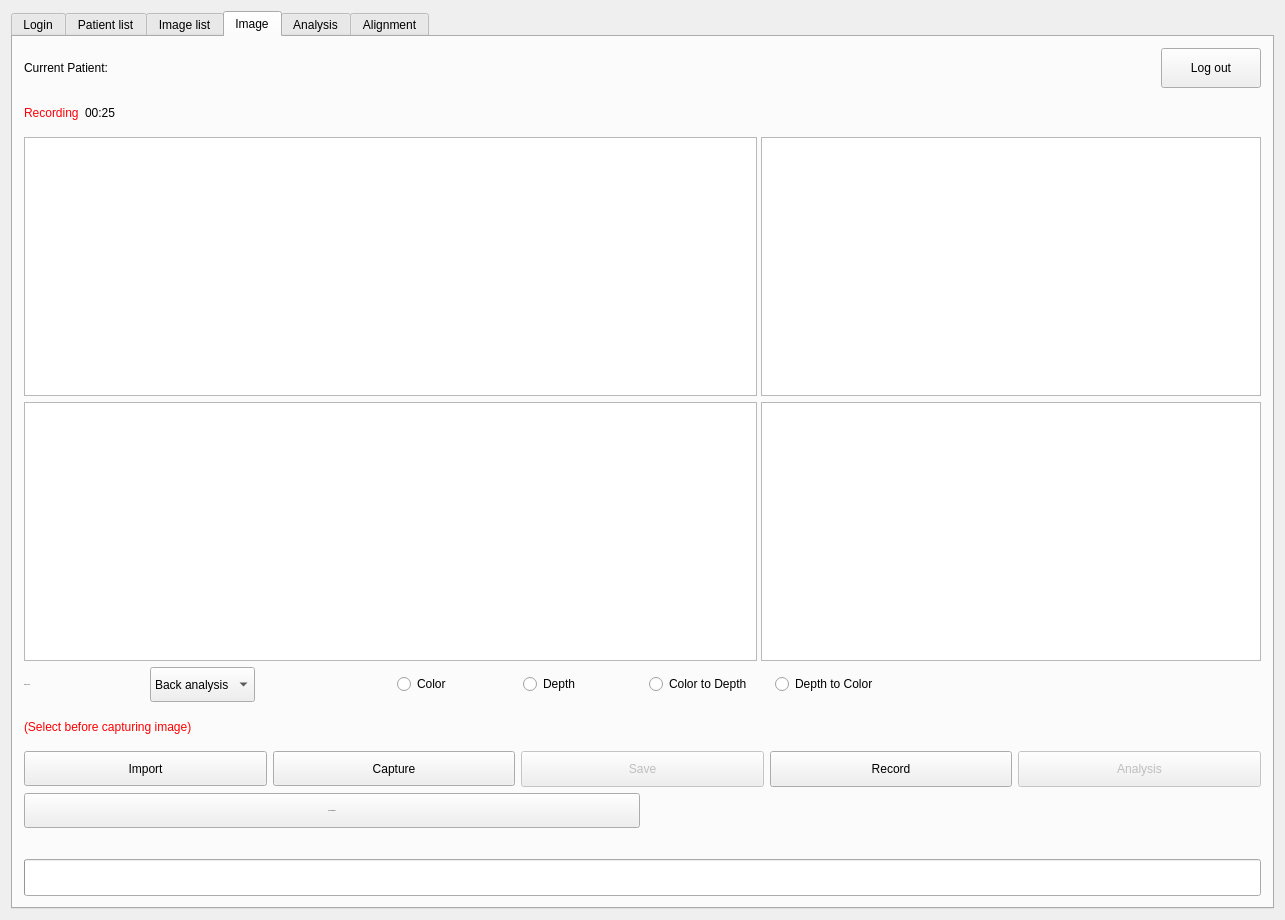
First picture: the form in DesktopApp/desktopapp.ui, repository michaelfong2017/landmark-annotator-desktop, before the edit.
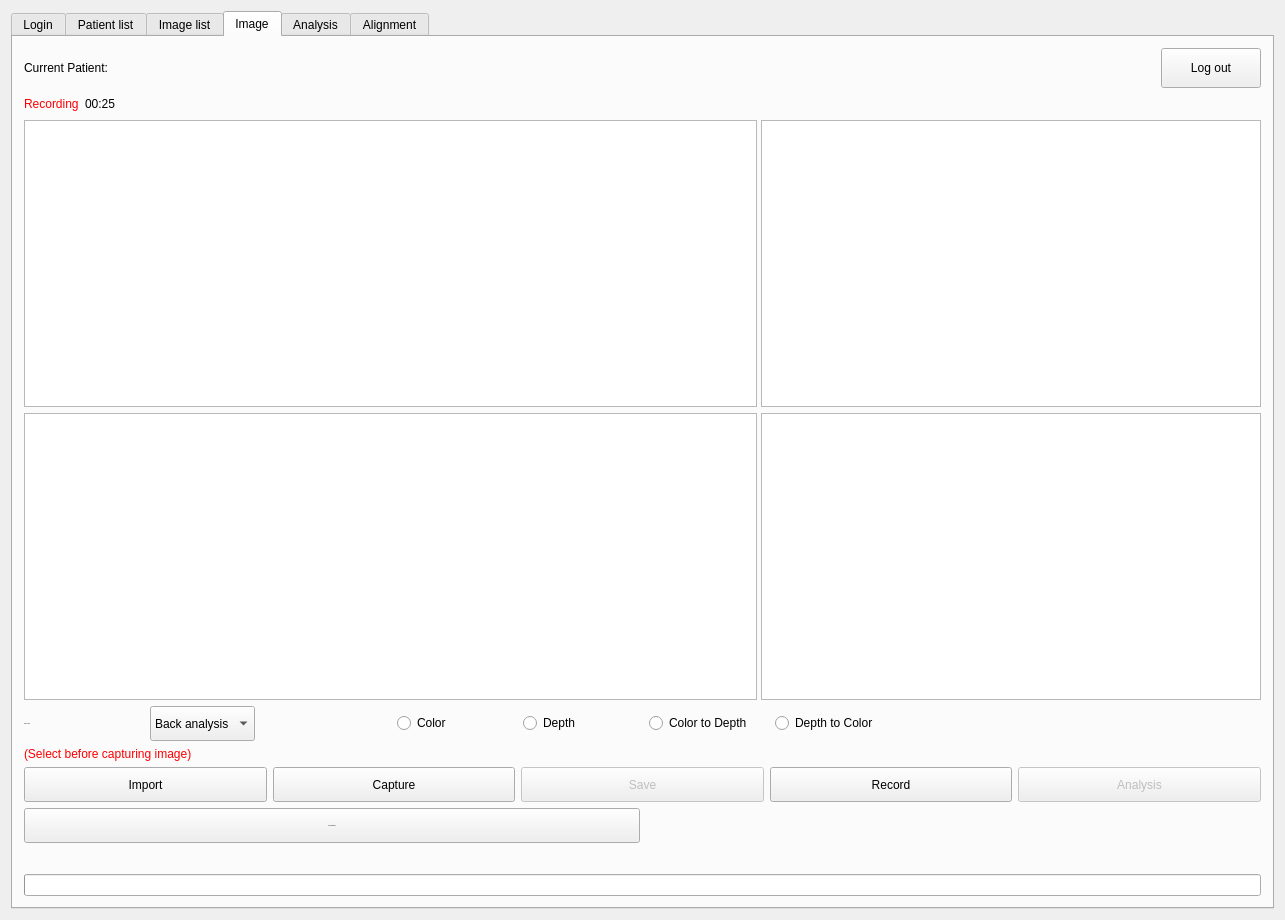
Second picture: the form after the edit. The open tabs and pages were chosen to show the change.

Commit message: - Responsive UI for Capture Tab. - Responsive UI for Analysis Tab.

```diff
--- a/DesktopApp/desktopapp.ui
+++ b/DesktopApp/desktopapp.ui
@@ -888,16 +888,17 @@
       <attribute name="title">
        <string>Image</string>
       </attribute>
-      <layout class="QVBoxLayout" name="verticalLayout_16" stretch="0">
-       <item>
         <layout class="QVBoxLayout" name="verticalLayout">
-         <property name="spacing">
-          <number>6</number>
-         </property>
          <item>
           <layout class="QHBoxLayout" name="horizontalLayout_30">
            <item>
             <widget class="QLabel" name="patientNameInCapture">
+           <property name="sizePolicy">
+            <sizepolicy hsizetype="Preferred" vsizetype="Fixed">
+             <horstretch>0</horstretch>
+             <verstretch>0</verstretch>
+            </sizepolicy>
+           </property>
              <property name="styleSheet">
               <string notr="true">font: 18px &quot;MS Shell Dlg 2&quot;;</string>
              </property>
@@ -934,6 +935,12 @@
           <layout class="QHBoxLayout" name="horizontalLayout_13">
            <item>
             <widget class="QLabel" name="recordingIndicatorText">
+           <property name="sizePolicy">
+            <sizepolicy hsizetype="Preferred" vsizetype="Fixed">
+             <horstretch>0</horstretch>
+             <verstretch>0</verstretch>
+            </sizepolicy>
+           </property>
              <property name="styleSheet">
               <string notr="true">font: 75 18px &quot;MS Shell Dlg 2&quot;;
 color: rgb(255, 0, 5);
@@ -946,6 +953,12 @@
            </item>
            <item>
             <widget class="QLabel" name="recordingElapsedTime">
+           <property name="sizePolicy">
+            <sizepolicy hsizetype="Preferred" vsizetype="Fixed">
+             <horstretch>0</horstretch>
+             <verstretch>0</verstretch>
+            </sizepolicy>
+           </property>
              <property name="styleSheet">
               <string notr="true">font: 75 14pt &quot;MS Shell Dlg 2&quot;;
 </string>
@@ -985,7 +998,7 @@
            <item>
             <widget class="QGraphicsView" name="graphicsViewVideo4">
              <property name="sizePolicy">
-              <sizepolicy hsizetype="Fixed" vsizetype="Fixed">
+            <sizepolicy hsizetype="Preferred" vsizetype="Expanding">
                <horstretch>0</horstretch>
                <verstretch>0</verstretch>
               </sizepolicy>
@@ -1004,7 +1017,7 @@
            <item>
             <widget class="QGraphicsView" name="graphicsViewVideo5">
              <property name="sizePolicy">
-              <sizepolicy hsizetype="Preferred" vsizetype="Preferred">
+            <sizepolicy hsizetype="Preferred" vsizetype="Expanding">
                <horstretch>0</horstretch>
                <verstretch>0</verstretch>
               </sizepolicy>
@@ -1027,7 +1040,7 @@
            <item>
             <widget class="QGraphicsView" name="graphicsViewImage">
              <property name="sizePolicy">
-              <sizepolicy hsizetype="Fixed" vsizetype="Fixed">
+            <sizepolicy hsizetype="Preferred" vsizetype="Expanding">
                <horstretch>0</horstretch>
                <verstretch>0</verstretch>
               </sizepolicy>
@@ -1046,7 +1059,7 @@
            <item>
             <widget class="QTableView" name="tableViewSelectImage">
              <property name="sizePolicy">
-              <sizepolicy hsizetype="Preferred" vsizetype="Preferred">
+            <sizepolicy hsizetype="Preferred" vsizetype="Expanding">
                <horstretch>0</horstretch>
                <verstretch>0</verstretch>
               </sizepolicy>
@@ -1075,6 +1088,12 @@
               <layout class="QHBoxLayout" name="horizontalLayout_23">
                <item>
                 <widget class="QLabel" name="label_3">
+               <property name="sizePolicy">
+                <sizepolicy hsizetype="Preferred" vsizetype="Fixed">
+                 <horstretch>0</horstretch>
+                 <verstretch>0</verstretch>
+                </sizepolicy>
+               </property>
                  <property name="minimumSize">
                   <size>
                    <width>120</width>
@@ -1106,7 +1125,7 @@
                <item>
                 <widget class="QComboBox" name="imageTypeComboBox">
                  <property name="sizePolicy">
-                  <sizepolicy hsizetype="Preferred" vsizetype="Preferred">
+                <sizepolicy hsizetype="Preferred" vsizetype="Fixed">
                    <horstretch>0</horstretch>
                    <verstretch>0</verstretch>
                   </sizepolicy>
@@ -1307,7 +1326,7 @@
               <bool>false</bool>
              </property>
              <property name="sizePolicy">
-              <sizepolicy hsizetype="Minimum" vsizetype="Preferred">
+            <sizepolicy hsizetype="Minimum" vsizetype="Fixed">
                <horstretch>0</horstretch>
                <verstretch>0</verstretch>
               </sizepolicy>
@@ -1329,7 +1348,7 @@
            <item>
             <widget class="QPushButton" name="saveVideoButton">
              <property name="sizePolicy">
-              <sizepolicy hsizetype="Minimum" vsizetype="Preferred">
+            <sizepolicy hsizetype="Minimum" vsizetype="Fixed">
                <horstretch>0</horstretch>
                <verstretch>0</verstretch>
               </sizepolicy>
@@ -1354,7 +1373,7 @@
               <bool>false</bool>
              </property>
              <property name="sizePolicy">
-              <sizepolicy hsizetype="Minimum" vsizetype="Preferred">
+            <sizepolicy hsizetype="Minimum" vsizetype="Fixed">
                <horstretch>0</horstretch>
                <verstretch>0</verstretch>
               </sizepolicy>
@@ -1437,7 +1456,7 @@
            <item>
             <widget class="QProgressBar" name="progressBar">
              <property name="sizePolicy">
-              <sizepolicy hsizetype="Expanding" vsizetype="Preferred">
+            <sizepolicy hsizetype="Expanding" vsizetype="Fixed">
                <horstretch>0</horstretch>
                <verstretch>0</verstretch>
               </sizepolicy>
@@ -1471,8 +1490,6 @@
           </layout>
          </item>
         </layout>
-       </item>
-      </layout>
      </widget>
      <widget class="QWidget" name="annotateTab">
       <attribute name="title">
```
Left out of the diff: 42 changed lines with no effect on the pictures. Lines whose indentation alone changed are shown as unchanged. The commit also changes 6 other files.
